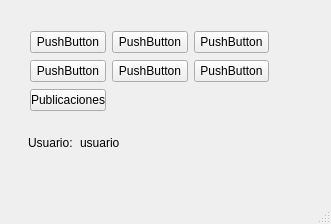
Before: the Qt Designer form ui_files/menu.ui in leoponce82/publicationsGIDI_input, drawn with Qt 5.
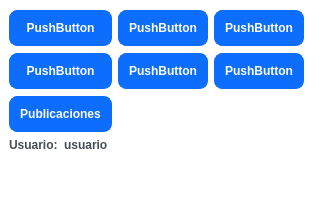
After: the same form once the commit is applied.

```diff
--- a/ui_files/menu.ui
+++ b/ui_files/menu.ui
@@ -13,42 +13,73 @@
   <property name="windowTitle">
    <string>Menu</string>
   </property>
+  <property name="styleSheet">
+   <string notr="true">QWidget {
+  background-color: #fff;
+}
+QLabel {
+  color: #464d55;
+  font-weight: 600;
+}
+QLabel#heading {
+  color: #0f1925;
+  font-size: 18px;
+  margin-bottom: 10px;
+}
+
+QLabel#subheading {
+  color: #0f1925;
+  font-size: 12px;
+  font-weight: normal;
+  margin-bottom: 10px;
+}
+QLineEdit {
+  border-radius: 8px;
+  border: 1px solid #e0e4e7;
+  padding: 5px 15px;
+}
+
+QLineEdit:focus {
+  border: 1px solid #d0e3ff;
+}
+
+QLineEdit::placeholder {
+  color: #767e89;
+}
+QPushButton {
+  background-color: #0d6efd;
+  color: #fff;
+  font-weight: 600;
+  border-radius: 8px;
+  border: 1px solid #0d6efd;
+  padding: 10px 10px;
+  margin-top: 1px;
+  outline: 0px;
+}
+QPushButton:hover,
+QPushButton:focus {
+  background-color: #0b5ed7;
+  border: 1px solid #9ac3fe;
+}
+QMenu {
+background-color: #fff;
+border: 1px solid black;
+margin: 2px;
+}
+QMenu::item {
+background-color: transparent;
+}
+QMenu::item:selected {
+background-color: #0b5ed7;
+color: rgb(255,255,255);
+}
+</string>
+  </property>
   <widget class="QWidget" name="centralwidget">
-   <widget class="QLabel" name="label_current_user">
-    <property name="geometry">
-     <rect>
-      <x>80</x>
-      <y>120</y>
-      <width>42</width>
-      <height>45</height>
-     </rect>
-    </property>
-    <property name="text">
-     <string>usuario</string>
-    </property>
-   </widget>
-   <widget class="QLabel" name="label_12">
-    <property name="geometry">
-     <rect>
-      <x>28</x>
-      <y>120</y>
-      <width>46</width>
-      <height>45</height>
-     </rect>
-    </property>
-    <property name="text">
-     <string>Usuario:</string>
-    </property>
-   </widget>
-   <widget class="QWidget" name="">
-    <property name="geometry">
-     <rect>
-      <x>30</x>
-      <y>30</y>
-      <width>239</width>
-      <height>83</height>
-     </rect>
-    </property>
+   <layout class="QVBoxLayout" name="verticalLayout">
+    <item>
+     <layout class="QFormLayout" name="formLayout">
+      <item row="0" column="0">
     <layout class="QGridLayout" name="gridLayout">
      <item row="0" column="0">
       <widget class="QPushButton" name="pushButton">
@@ -100,7 +131,28 @@
       </widget>
      </item>
     </layout>
-   </widget>
+      </item>
+      <item row="1" column="0">
+       <layout class="QGridLayout" name="gridLayout_2">
+        <item row="0" column="0">
+         <widget class="QLabel" name="label_12">
+          <property name="text">
+           <string>Usuario:</string>
+          </property>
+         </widget>
+        </item>
+        <item row="0" column="1">
+         <widget class="QLabel" name="label_current_user">
+          <property name="text">
+           <string>usuario</string>
+          </property>
+         </widget>
+        </item>
+       </layout>
+      </item>
+     </layout>
+    </item>
+   </layout>
   </widget>
   <widget class="QMenuBar" name="menubar">
    <property name="geometry">
```
Lines whose indentation alone changed are shown as unchanged.
